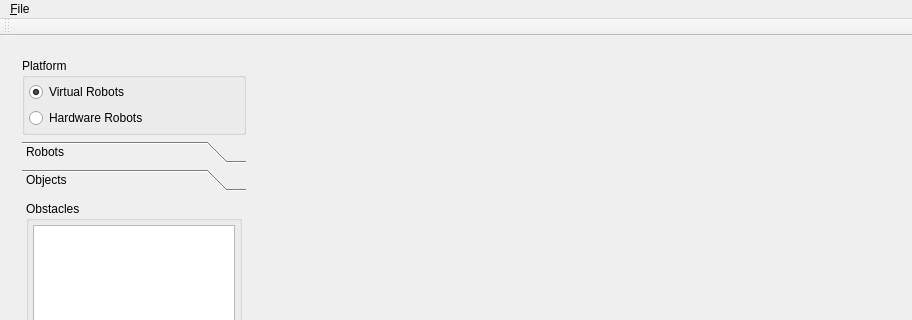
Before: the Qt Designer form forms/mainwindow.ui in gucwakj/RoboSim, drawn with Qt 5; both pictures show x 0 to 912 and y 0 to 320 of the 912 by 781 pixel window.
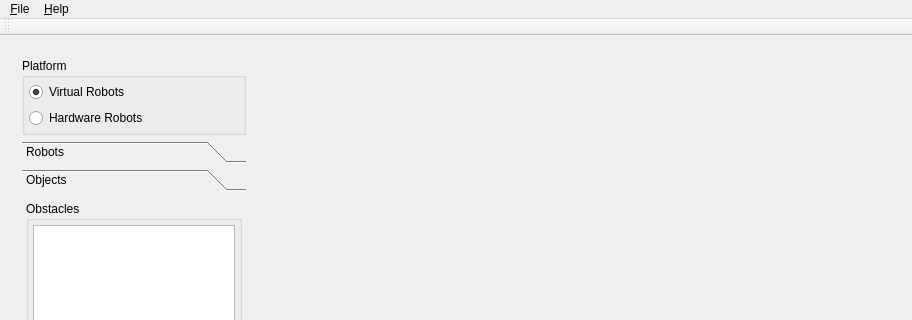
After: the same form once the commit is applied. Custom widgets are drawn as their Qt base class.

Commit message: add about menu actions

The edit to the form file:
```diff
--- a/forms/mainwindow.ui
+++ b/forms/mainwindow.ui
@@ -816,7 +816,15 @@
     <addaction name="separator"/>
     <addaction name="action_Quit"/>
    </widget>
+   <widget class="QMenu" name="menuHelp">
+    <property name="title">
+     <string>&amp;Help</string>
+    </property>
+    <addaction name="action_About"/>
+    <addaction name="action_AboutQt"/>
+   </widget>
    <addaction name="menu_File"/>
+   <addaction name="menuHelp"/>
   </widget>
   <action name="action_SaveAs">
    <property name="text">
```
Left out of the diff: 10 changed lines with no effect on the pictures. The commit also changes 2 other files.
